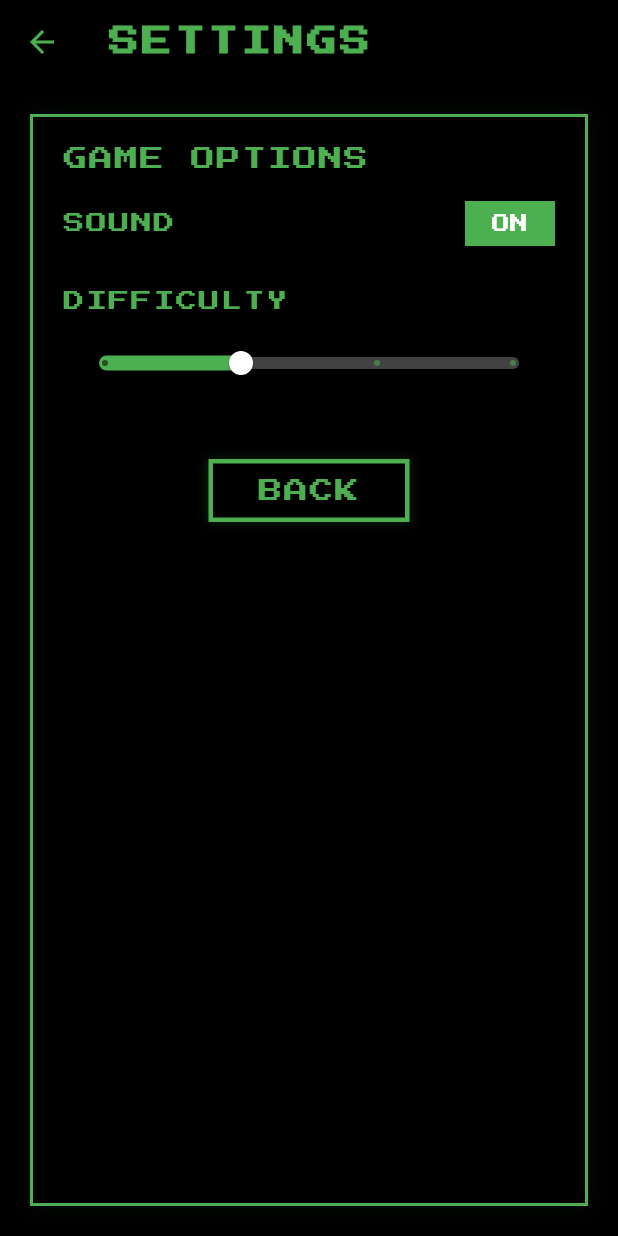
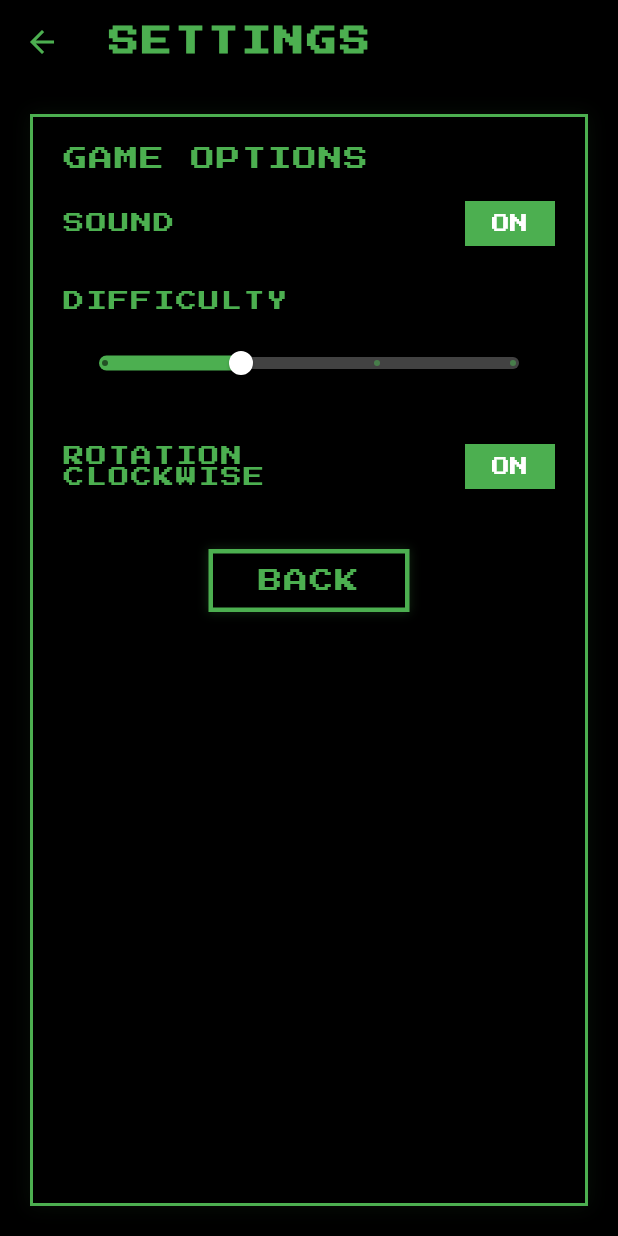
Before and after one commit to kosmas1991/metris, a Flutter app: the screen it shows after launch, after a tap on "SETTINGS", on a phone screen of 412 x 824 dp. Run offline on Flutter 3.47's test engine with Material 3 defaults, Android fonts, the phone set to English and light mode, and no system bars; our stand-ins replace equatable, firebase_core, flutter_bloc, hydrated_bloc; accounts and stored records are empty.

Commit message:
added firebase and clockwise rotation setting

```diff
--- /dev/null
+++ b/lib/blocs/rotation_bloc.dart
@@ -0,0 +1,56 @@
+import 'package:hydrated_bloc/hydrated_bloc.dart';
+import 'package:equatable/equatable.dart';
+
+// Events
+abstract class RotationEvent extends Equatable {
+  const RotationEvent();
+
+  @override
+  List<Object> get props => [];
+}
+
+class ToggleRotationDirection extends RotationEvent {}
+
+// State
+class RotationState extends Equatable {
+  final bool isClockwise;
+
+  const RotationState({this.isClockwise = true});
+
+  RotationState copyWith({bool? isClockwise}) {
+    return RotationState(
+      isClockwise: isClockwise ?? this.isClockwise,
+    );
+  }
+
+  @override
+  List<Object> get props => [isClockwise];
+}
+
+// Bloc
+class RotationBloc extends HydratedBloc<RotationEvent, RotationState> {
+  RotationBloc() : super(const RotationState()) {
+    on<ToggleRotationDirection>(_onToggleRotationDirection);
+  }
+
+  void _onToggleRotationDirection(
+    ToggleRotationDirection event,
+    Emitter<RotationState> emit,
+  ) {
+    emit(state.copyWith(isClockwise: !state.isClockwise));
+  }
+
+  @override
+  RotationState? fromJson(Map<String, dynamic> json) {
+    return RotationState(
+      isClockwise: json['isClockwise'] as bool? ?? true,
+    );
+  }
+
+  @override
+  Map<String, dynamic> toJson(RotationState state) {
+    return {
+      'isClockwise': state.isClockwise,
+    };
+  }
+}
--- a/lib/main.dart
+++ b/lib/main.dart
@@ -2,8 +2,10 @@ import 'package:flutter/material.dart';
 import 'package:flutter/services.dart';
 import 'package:flutter_bloc/flutter_bloc.dart';
 import 'package:hydrated_bloc/hydrated_bloc.dart';
+
 import 'package:path_provider/path_provider.dart';
 import 'blocs/score_bloc.dart';
+import 'blocs/rotation_bloc.dart';
 import 'screens/home_screen.dart';
 
 void main() async {
@@ -24,8 +26,15 @@ class MyApp extends StatelessWidget {
 
   @override
   Widget build(BuildContext context) {
-    return BlocProvider(
-      create: (_) => ScoreBloc(),
+    return MultiBlocProvider(
+      providers: [
+        BlocProvider(
+          create: (_) => ScoreBloc(),
+        ),
+        BlocProvider(
+          create: (_) => RotationBloc(),
+        ),
+      ],
       child: MaterialApp(
         title: 'Metris',
         theme: ThemeData(
@@ -75,8 +84,7 @@ class MyApp extends StatelessWidget {
           iconButtonTheme: IconButtonThemeData(
             style: ButtonStyle(
               foregroundColor: WidgetStateProperty.all(Colors.green),
-              overlayColor:
-                  WidgetStateProperty.all(Colors.green.withAlpha(20)),
+              overlayColor: WidgetStateProperty.all(Colors.green.withAlpha(20)),
             ),
           ),
         ),
--- a/lib/models/tetromino.dart
+++ b/lib/models/tetromino.dart
@@ -1,5 +1,6 @@
 import 'dart:math';
 import 'package:flutter/material.dart';
+import '../blocs/rotation_bloc.dart';
 
 class Tetromino {
   int type;
@@ -115,9 +116,29 @@ class Tetromino {
     return rotated;
   }
 
-  void rotate() {
+  void rotate(RotationState rotationState) {
+    if (rotationState.isClockwise) {
+      rotateClockwise();
+    } else {
+      rotateCounterClockwise();
+    }
+  }
+
+  void rotateClockwise() {
     int prevRotation = rotation;
     rotation = (rotation + 1) % 4;
+    _updatePositions();
+
+    if (!isValidPosition()) {
+      rotation = prevRotation;
+      _updatePositions();
+    }
+  }
+
+  void rotateCounterClockwise() {
+    int prevRotation = rotation;
+    rotation = (rotation - 1) % 4;
+    if (rotation < 0) rotation += 4;
     _updatePositions();
 
     if (!isValidPosition()) {
--- a/lib/screens/settings_screen.dart
+++ b/lib/screens/settings_screen.dart
@@ -1,4 +1,6 @@
 import 'package:flutter/material.dart';
+import 'package:flutter_bloc/flutter_bloc.dart';
+import '../blocs/rotation_bloc.dart';
 
 class SettingsScreen extends StatefulWidget {
   const SettingsScreen({super.key});
@@ -85,6 +87,18 @@ class _SettingsScreenState extends State<SettingsScreen> {
                 });
               },
             ),
+            const SizedBox(height: 30),
+            BlocBuilder<RotationBloc, RotationState>(
+              builder: (context, state) {
+                return _buildRetroSwitch(
+                  title: 'ROTATION CLOCKWISE',
+                  value: state.isClockwise,
+                  onChanged: (value) {
+                    context.read<RotationBloc>().add(ToggleRotationDirection());
+                  },
+                );
+              },
+            ),
             const SizedBox(height: 40),
             _buildRetroButton(
               'BACK',
@@ -106,13 +120,16 @@ class _SettingsScreenState extends State<SettingsScreen> {
     return Row(
       mainAxisAlignment: MainAxisAlignment.spaceBetween,
       children: [
-        Text(
+        SizedBox(
+          width: 200,
+          child: Text(
             title,
             style: const TextStyle(
               fontFamily: 'PressStart2P',
               fontSize: 14,
               color: Colors.green,
               letterSpacing: 1,
+            ),
           ),
         ),
         GestureDetector(
--- a/lib/screens/tetris_screen.dart
+++ b/lib/screens/tetris_screen.dart
@@ -6,6 +6,7 @@ import '../widgets/game_board.dart';
 import '../widgets/next_piece.dart';
 import '../widgets/score_board.dart';
 import '../blocs/score_bloc.dart';
+import '../blocs/rotation_bloc.dart';
 
 class TetrisScreen extends StatefulWidget {
   const TetrisScreen({super.key});
@@ -100,9 +101,10 @@ class _TetrisScreenState extends State<TetrisScreen> {
   void rotate() {
     if (isGameOver) return;
 
+    final rotationState = context.read<RotationBloc>().state;
     if (currentPiece.canRotate(gameBoard)) {
       setState(() {
-        currentPiece.rotate();
+        currentPiece.rotate(rotationState);
       });
     }
   }
@@ -428,7 +430,7 @@ class _TetrisScreenState extends State<TetrisScreen> {
           text,
           style: const TextStyle(
             fontFamily: 'PressStart2P',
-            fontSize: 14,
+            fontSize: 12,
             color: Colors.green,
             fontWeight: FontWeight.normal,
             letterSpacing: 1,
--- a/lib/widgets/next_piece.dart
+++ b/lib/widgets/next_piece.dart
@@ -34,7 +34,7 @@ class NextPiece extends StatelessWidget {
             'NEXT',
             style: TextStyle(
               fontFamily: 'PressStart2P',
-              fontSize: 16,
+              fontSize: 12,
               color: Colors.green,
               fontWeight: FontWeight.bold,
               letterSpacing: 1.5,
--- a/pubspec.yaml
+++ b/pubspec.yaml
@@ -18,6 +18,7 @@ dependencies:
   path_provider: ^2.1.1
   package_rename_plus: ^1.0.2
   icons_launcher: ^3.0.1
+  firebase_core: ^3.12.1
 
 dev_dependencies:
   flutter_test:
```
Also changed, not shown: firebase.json (added), lib/firebase_options.dart (added), lib/services/sound_service.dart (deleted), pubspec.lock, 3 other files. Lines whose indentation alone changed are shown as unchanged.
